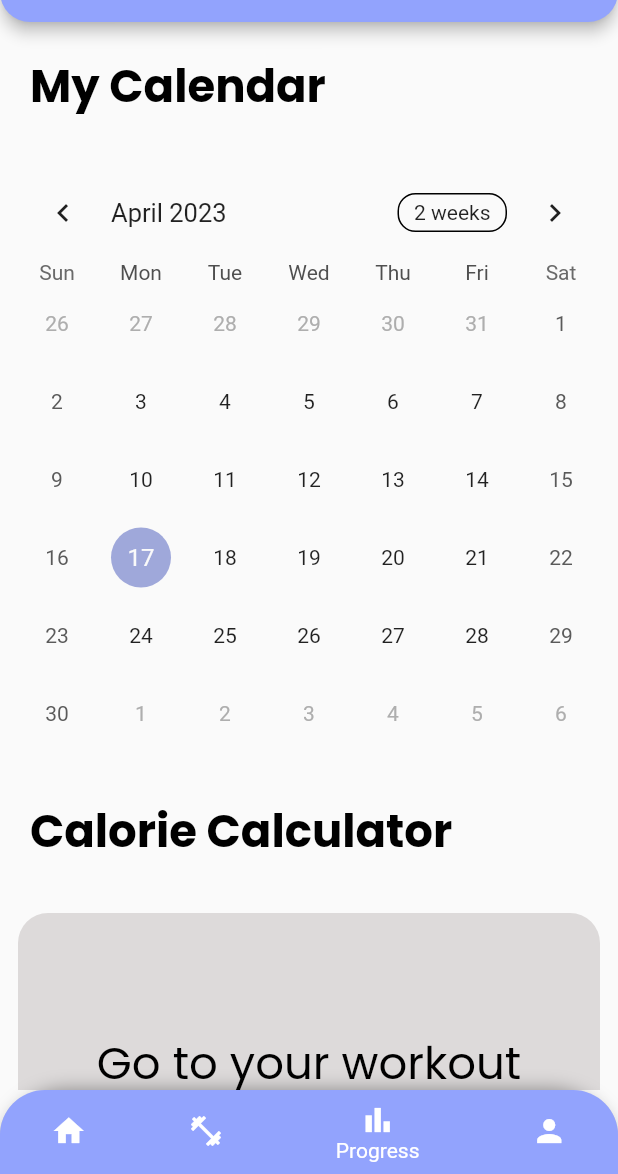
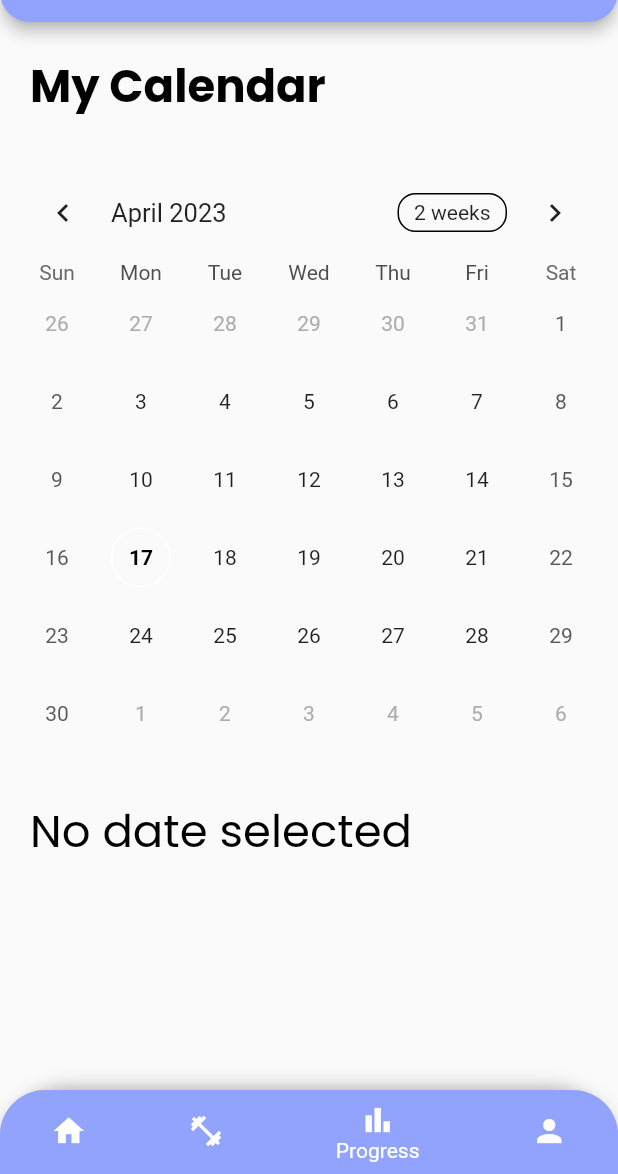
Before and after one commit to WSU-4110/health.e, a Flutter app: the screen it shows once a user with an empty profile is signed in, item 3 of the bottom bar chosen, on a phone screen of 412 x 824 dp, the part 62-1236 px from its top. Run offline on Flutter 3.47's test engine with Material 2 defaults, Android fonts, the phone set to English and light mode, and no system bars; drawn by our look-alikes of table_calendar; our stand-ins replace cloud_firestore, datetime_picker_formfield_new, firebase_auth, firebase_core, firebase_storage, flutter_local_notifications and 9 more; accounts and stored records are empty.

Commit message:
calendar + workoutlog

```diff
--- a/lib/screen/home_screen/progress.dart
+++ b/lib/screen/home_screen/progress.dart
@@ -2,8 +2,9 @@ import 'package:flutter/material.dart';
 import 'package:google_fonts/google_fonts.dart';
 import 'package:healthe/screen/home_screen/workouts.dart';
 import 'package:table_calendar/table_calendar.dart';
-
+import 'package:intl/intl.dart';
 import '../../value/color.dart';
+import '../widgets/workout_log.dart';
 
 class Progress extends StatefulWidget {
   const Progress({Key? key}) : super(key: key);
@@ -13,6 +14,37 @@ class Progress extends StatefulWidget {
 }
 
 class _ProgressState extends State<Progress> {
+  CalendarFormat _calendarFormat = CalendarFormat.month;
+  DateTime _focusedDay = DateTime.now();
+  DateTime? _selectedDay;
+  final Map<DateTime, List<dynamic>> _events = {
+    DateTime(2023, 4, 10): [], // example date with workout information
+    DateTime(2023, 4, 15): [], // example date with workout information
+    DateTime(2023, 4, 16): [], // example date with workout information
+  };
+
+  Map<DateTime, List<dynamic>> workoutMap = {
+    DateTime.now(): [
+      'Workout 1',
+      'Workout 2',
+    ],
+    DateTime.now().subtract(Duration(days: 1)): [
+      'Workout 3',
+    ],
+    DateTime.now().subtract(Duration(days: 2)): [
+      'Workout 4',
+      'Workout 5',
+    ],
+  };
+
+  List<dynamic> _selectedWorkouts = [];
+  void _onDaySelected(DateTime selectedDay, DateTime focusedDay) {
+    setState(() {
+      _selectedDay = selectedDay;
+    });
+  }
+
+  Map<DateTime, List<WorkoutLog>> _workoutLogs = {};
   @override
   Widget build(BuildContext context) {
     return Scaffold(
@@ -24,7 +56,89 @@ class _ProgressState extends State<Progress> {
                   children: [
                     Container(
                       margin: const EdgeInsets.all(20.0),
-                  child: Text( "My Calendar",
+                      child: Text(
+                        "My Calendar",
+                        textAlign: TextAlign.left,
+                        style: GoogleFonts.poppins(
+                          color: Colors.black,
+                          fontSize: 30.0,
+                          fontWeight: FontWeight.w700,
+                        ),
+                      ),
+                    ),
+                    Padding(
+                      padding: const EdgeInsets.all(10.0),
+                      child: TableCalendar(
+                        calendarStyle: CalendarStyle(
+                          todayDecoration: BoxDecoration(
+                            color: Colors
+                                .transparent, // Set the today's day color to transparent
+                            shape: BoxShape.circle,
+                            border: Border.all(color: Color.fromARGB(255, 255, 255, 255)),
+                          ),
+                          todayTextStyle: TextStyle(
+                            color: Colors.black,
+                            fontWeight: FontWeight.bold,
+                          ),
+                        ),
+                        focusedDay: DateTime.now(),
+                        firstDay: DateTime(2019, 1, 1),
+                        lastDay: DateTime(2300, 1, 1),
+                        selectedDayPredicate: (day) =>
+                            isSameDay(_selectedDay, day),
+                        onDaySelected: (selectedDay, focusedDay) {
+                          setState(() {
+                            _selectedDay = selectedDay;
+                            _focusedDay = focusedDay;
+                          });
+                        },
+                      ),
+                    ),
+                    Container(
+                      margin: const EdgeInsets.all(20.0),
+                      child: Text(
+                        _selectedDay != null
+                            ? "Workout Logs for ${DateFormat.yMd().format(_selectedDay!)}"
+                            : "No date selected",
+                        style: GoogleFonts.poppins(
+                          color: Colors.black,
+                          fontSize: 30,
+                        ),
+                      ),
+                    ),
+                    Container(
+                      height: 250,
+                      child: ListView.builder(
+                        physics: const NeverScrollableScrollPhysics(),
+                        itemCount: _workoutLogs[_selectedDay]?.length ?? 0,
+                        itemBuilder: (BuildContext context, int index) {
+                          return Padding(
+                            padding: const EdgeInsets.all(12.0),
+                            child: Container(
+                              width: 100,
+                              height: 50,
+                              decoration: BoxDecoration(
+                                borderRadius: BorderRadius.circular(20),
+                                color: grayColors,
+                              ),
+                              child: Center(
+                                  child: Text(
+                                _workoutLogs[_selectedDay]?[index]
+                                        ?.toString() ??
+                                    '',
+                                style: GoogleFonts.poppins(
+                                  color: Colors.black,
+                                  fontSize: 30,
+                                ),
+                              )),
+                            ),
+                          );
+                        },
+                      ),
+                    ),
+                    Container(
+                      margin: const EdgeInsets.all(20.0),
+                      child: Text("Calorie Calculator",
                           textAlign: TextAlign.left,
                           style: GoogleFonts.poppins(
                             color: Colors.black,
@@ -32,32 +146,10 @@ class _ProgressState extends State<Progress> {
                             fontWeight: FontWeight.w700,
                           )),
                     ),
-
-                Padding(
-                  padding: const EdgeInsets.all(10.0),
-                  child: TableCalendar(
-                    focusedDay: DateTime.now(),
-                    firstDay: DateTime(2019,1,1),
-                    lastDay: DateTime(2300,1,1),
-                  ),
-                ) ,
-
-                Container(
-                  margin: const EdgeInsets.all(20.0),
-                  child: Text( "Calorie Calculator",
-                      textAlign: TextAlign.left,
-                      style: GoogleFonts.poppins(
-                        color: Colors.black,
-                        fontSize: 30.0,
-                        fontWeight: FontWeight.w700,
-                      )),
-                ),
-
                     Container(
                         height: 250,
                         child: ListView(
                           physics: const NeverScrollableScrollPhysics(),
-
                           children: [
                             Padding(
                               padding: const EdgeInsets.all(12.0),
@@ -66,34 +158,32 @@ class _ProgressState extends State<Progress> {
                                   {
                                     Navigator.push(
                                       context,
-                                  MaterialPageRoute(builder: (
-                                      context) => const Workouts()),);
+                                      MaterialPageRoute(
+                                          builder: (context) =>
+                                              const Workouts()),
+                                    );
                                   }
                                 },
                                 child: Container(
                                   width: 100,
                                   height: 200,
-                              decoration: BoxDecoration(borderRadius: BorderRadius.circular(20), color: grayColors),
+                                  decoration: BoxDecoration(
+                                      borderRadius: BorderRadius.circular(20),
+                                      color: grayColors),
                                   child: Center(
-                                  child: Text("Go to your workout" ,
+                                      child: Text("Go to your workout",
                                           style: GoogleFonts.poppins(
                                             color: Colors.black,
                                             fontSize: 30,
-                                      ))
+                                          ))),
                                 ),
                               ),
                             ),
-                        ),
-
-
-
                           ],
-                    )
-                ),
-
+                        )),
                     Container(
                       margin: const EdgeInsets.all(20.0),
-                  child: Text( "MacroNutrient Profile",
+                      child: Text("MacroNutrient Profile",
                           textAlign: TextAlign.left,
                           style: GoogleFonts.poppins(
                             color: Colors.black,
@@ -101,12 +191,11 @@ class _ProgressState extends State<Progress> {
                             fontWeight: FontWeight.w700,
                           )),
                     ),
-                 const SizedBox(height:1.0),
+                    const SizedBox(height: 1.0),
                     Container(
                         height: 250,
                         child: ListView(
                           physics: const NeverScrollableScrollPhysics(),
-
                           children: [
                             Padding(
                               padding: const EdgeInsets.all(12.0),
@@ -115,40 +204,30 @@ class _ProgressState extends State<Progress> {
                                   {
                                     Navigator.push(
                                       context,
-                                  MaterialPageRoute(builder: (
-                                      context) => const Workouts()),);
+                                      MaterialPageRoute(
+                                          builder: (context) =>
+                                              const Workouts()),
+                                    );
                                   }
                                 },
                                 child: Container(
                                   width: 100,
                                   height: 200,
-                              decoration: BoxDecoration(borderRadius: BorderRadius.circular(20), color: grayColors),
+                                  decoration: BoxDecoration(
+                                      borderRadius: BorderRadius.circular(20),
+                                      color: grayColors),
                                   child: Center(
-                                  child: Text("Go to your workout" ,
+                                      child: Text("Go to your workout",
                                           style: GoogleFonts.poppins(
                                             color: Colors.black,
                                             fontSize: 30,
-                                      ))
+                                          ))),
                                 ),
                               ),
                             ),
-                        ), ],
-                    )
-                ),
-
-
-
-
-
-
                           ],
-
-
-            )
-
-
-
-          ))
-    );
+                        )),
+                  ],
+                ))));
   }
 }
--- a/lib/screen/home_screen/workouts.dart
+++ b/lib/screen/home_screen/workouts.dart
@@ -5,8 +5,6 @@ class Workouts extends StatelessWidget {
 
   @override
   Widget build(BuildContext context) {
-    return const Center(
-        child: Text("Workout Page")
-    );
+    return const Center(child: Text("Workout Page"));
   }
 }
--- /dev/null
+++ b/lib/screen/widgets/workout_log.dart
@@ -0,0 +1,15 @@
+class WorkoutLog {
+  final DateTime date;
+  final String workoutName;
+  final int sets;
+  final int reps;
+  final int weight;
+
+  WorkoutLog({
+    required this.date,
+    required this.workoutName,
+    required this.sets,
+    required this.reps,
+    required this.weight,
+  });
+}
```
Lines whose indentation alone changed are shown as unchanged.
